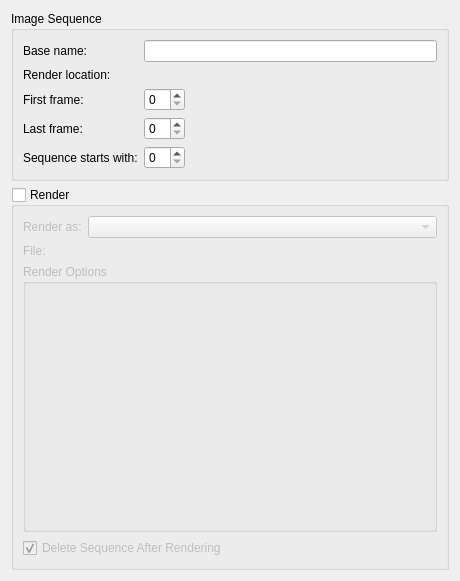
Qt form plugins/extensions/animationrenderer/wdg_animationrenderer.ui (KDE/krita) before a commit.
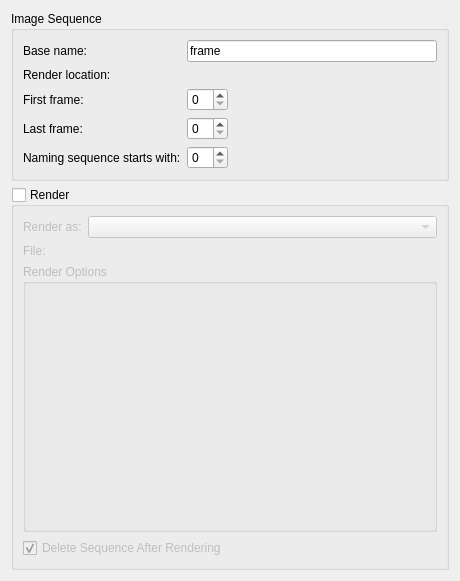
The same form after that commit. Custom widgets are drawn as their Qt base class.

What changed in the file:
```diff
--- a/plugins/extensions/animationrenderer/wdg_animationrenderer.ui
+++ b/plugins/extensions/animationrenderer/wdg_animationrenderer.ui
@@ -33,7 +33,11 @@
          </widget>
         </item>
         <item row="0" column="1">
-         <widget class="QLineEdit" name="txtBasename"/>
+         <widget class="QLineEdit" name="txtBasename">
+          <property name="text">
+           <string>frame</string>
+          </property>
+         </widget>
         </item>
         <item row="1" column="0">
          <widget class="QLabel" name="label_2">
@@ -75,7 +79,7 @@
         <item row="4" column="0">
          <widget class="QLabel" name="label_5">
           <property name="text">
-           <string>Sequence starts with:</string>
+           <string>Naming sequence starts with:</string>
           </property>
          </widget>
         </item>
```
